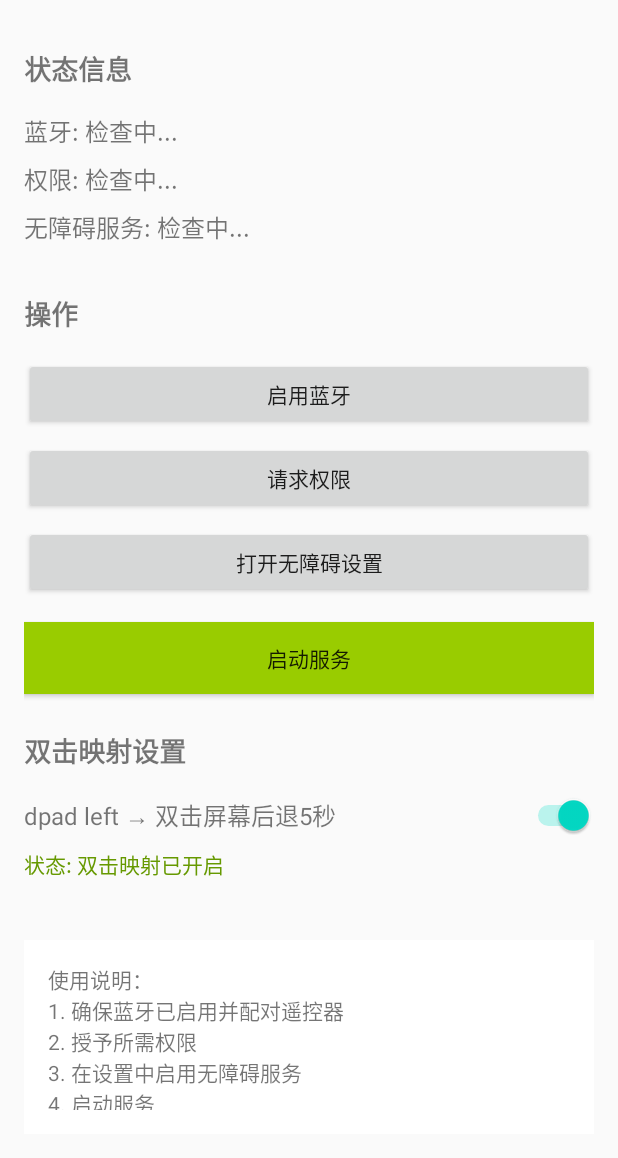
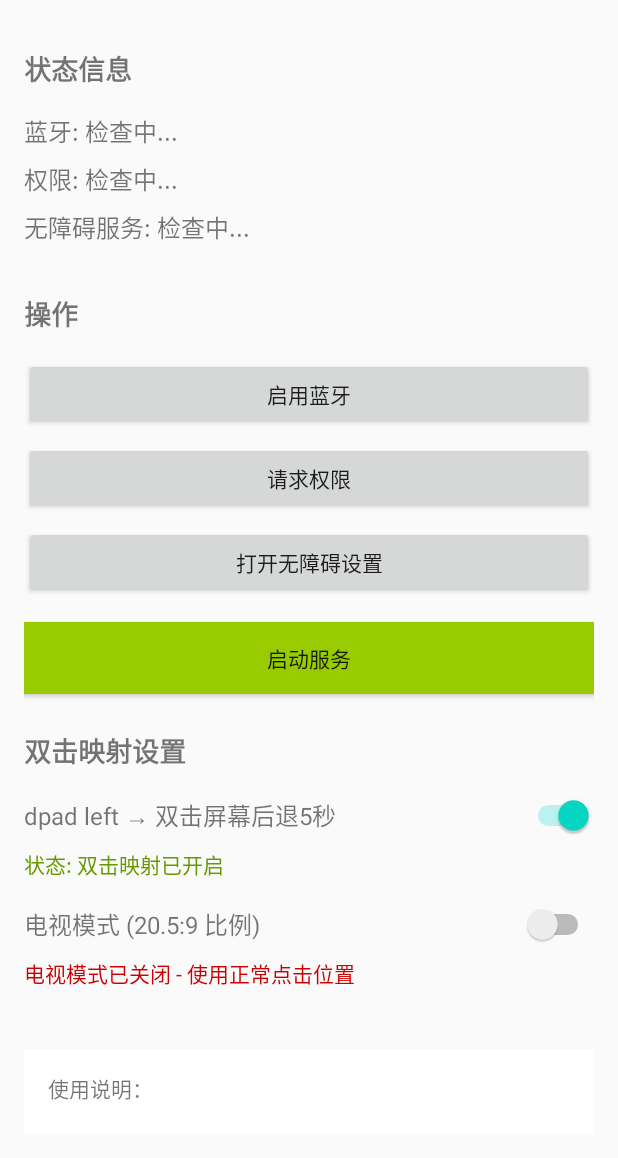
Before and after one commit to windy003/A_CRCK, an Android app: the layout activity_main.xml on its own in the app's theme, with its tools: preview values and no code run, on a phone screen of 412 x 824 dp, the part 78-1236 px from its top. Run offline under Robolectric (Android 15) with nearby library versions, the phone set to English and light mode, and no system bars.

Commit message:
成功添加了20.5:9的模式

```diff
--- a/app/src/main/res/layout/activity_main.xml
+++ b/app/src/main/res/layout/activity_main.xml
@@ -123,6 +123,38 @@
         android:text="状态: 双击映射已开启"
         android:textSize="14sp"
         android:textColor="@android:color/holo_green_dark"
+        android:layout_marginBottom="16dp" />
+
+    <!-- 电视模式开关区域 -->
+    <LinearLayout
+        android:layout_width="match_parent"
+        android:layout_height="wrap_content"
+        android:orientation="horizontal"
+        android:gravity="center_vertical"
+        android:layout_marginBottom="8dp">
+
+        <TextView
+            android:layout_width="0dp"
+            android:layout_height="wrap_content"
+            android:layout_weight="1"
+            android:text="电视模式 (20.5:9 比例)"
+            android:textSize="16sp" />
+
+        <Switch
+            android:id="@+id/switchTvMode"
+            android:layout_width="wrap_content"
+            android:layout_height="wrap_content"
+            android:checked="false" />
+
+    </LinearLayout>
+
+    <TextView
+        android:id="@+id/tvTvModeStatus"
+        android:layout_width="match_parent"
+        android:layout_height="wrap_content"
+        android:text="电视模式已关闭 - 使用正常点击位置"
+        android:textSize="14sp"
+        android:textColor="@android:color/holo_red_dark"
         android:layout_marginBottom="24dp" />
 
     <TextView
```
Also changed, not shown: app/src/main/java/com/example/bluetoothkeymapper/KeyMapperAccessibilityService.kt (+49 -6 lines), app/src/main/java/com/example/bluetoothkeymapper/MainActivity.kt (+94 -7 lines).
